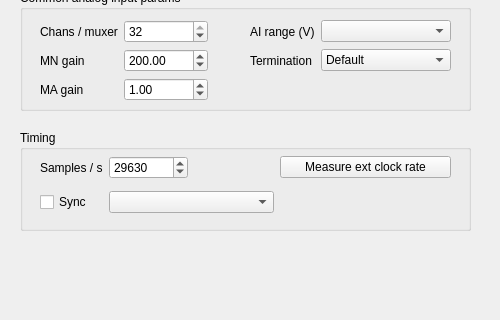
Before: the Qt Designer form Forms/NICfgTab.ui in billkarsh/SpikeGLX, drawn with Qt 5; both pictures show x 0 to 500 and y 260 to 580 of the 500 by 580 pixel window.
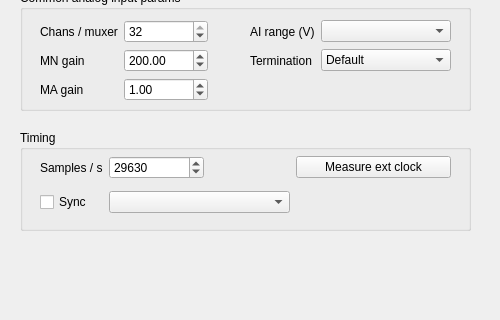
After: the same form once the commit is applied.

What changed in the file:
```diff
--- a/Forms/NICfgTab.ui
+++ b/Forms/NICfgTab.ui
@@ -754,19 +754,19 @@
      <item row="0" column="3">
       <widget class="QPushButton" name="freqBut">
        <property name="sizePolicy">
-        <sizepolicy hsizetype="MinimumExpanding" vsizetype="Fixed">
+        <sizepolicy hsizetype="Preferred" vsizetype="Fixed">
          <horstretch>0</horstretch>
          <verstretch>0</verstretch>
         </sizepolicy>
        </property>
        <property name="minimumSize">
         <size>
-         <width>171</width>
+         <width>155</width>
          <height>0</height>
         </size>
        </property>
        <property name="text">
-        <string>Measure ext clock rate</string>
+        <string>Measure ext clock</string>
        </property>
       </widget>
      </item>
```
